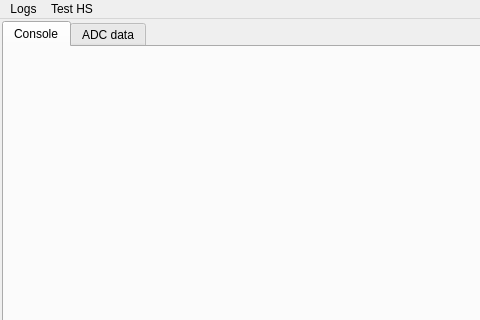
Old version of the form mainwindow.ui in the repository M25Racer/SBC_App; both pictures show x 0 to 480 and y 0 to 320 of the 712 by 719 pixel window.
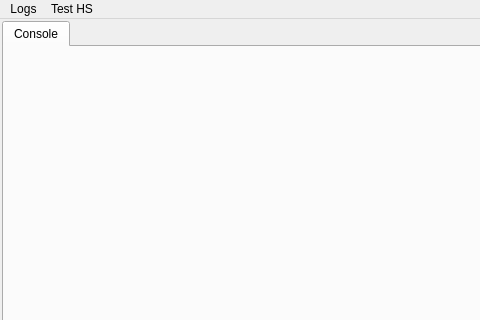
New version of the form. Icons and pictures are not drawn.

```diff
--- a/mainwindow.ui
+++ b/mainwindow.ui
@@ -49,11 +49,6 @@
         <string>Console</string>
        </attribute>
       </widget>
-      <widget class="QWidget" name="tab_2">
-       <attribute name="title">
-        <string>ADC data</string>
-       </attribute>
-      </widget>
      </widget>
     </item>
    </layout>
```
Left out of the diff: 95 changed lines with no effect on the pictures.
